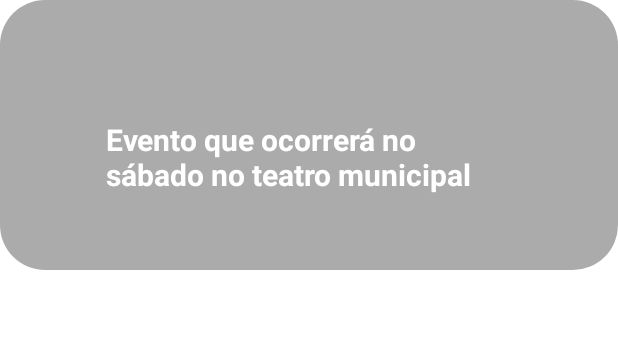
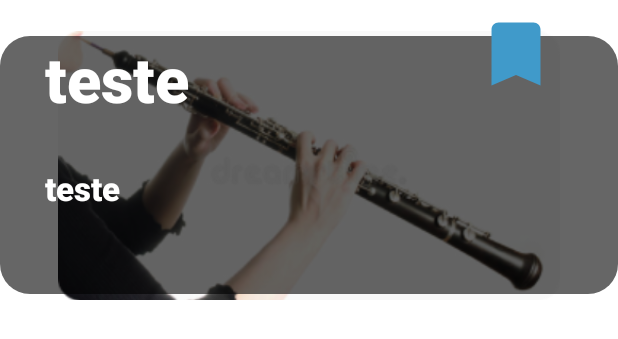
Before and after one commit to AndreSntos/KnowU, an Android app: the layout list_item.xml on its own in the app's theme, with its tools: preview values and no code run, on a phone screen of 412 x 824 dp. Shown: the top 339 px of the screen. Run offline under Robolectric (Android 15) with nearby library versions, the phone set to English and light mode, and no system bars.

Commit message:
Events Screen finished

```diff
--- a/Front End/app/src/main/AndroidManifest.xml
+++ b/Front End/app/src/main/AndroidManifest.xml
@@ -9,6 +9,9 @@
         android:roundIcon="@mipmap/ic_launcher_round"
         android:supportsRtl="true"
         android:theme="@style/Theme.Knowu">
+        <activity
+            android:name=".EventClickedActivity"
+            android:exported="true" />
         <activity
             android:name=".EventActivity"
             android:exported="true"
@@ -22,7 +25,7 @@
         <activity
             android:name=".SplashActivity"
             android:exported="true"
-            android:theme="@style/Theme.Design.NoActionBar"></activity>
+            android:theme="@style/Theme.Design.NoActionBar" />
     </application>
 
 </manifest>
--- a/Front End/app/src/main/java/com/example/knowu/Evento.kt
+++ b/Front End/app/src/main/java/com/example/knowu/Evento.kt
@@ -1,4 +1,6 @@
 package com.example.knowu
 
-class Evento(var titulo: String, var imagem: Int) {
+import android.graphics.drawable.Drawable
+
+class Evento(var titulo: String, var imagem: Int, var descricao: String) {
 }
--- a/Front End/app/src/main/java/com/example/knowu/ListAdapter.kt
+++ b/Front End/app/src/main/java/com/example/knowu/ListAdapter.kt
@@ -1,12 +1,16 @@
 package com.example.knowu
 
 import android.app.Activity
+import android.graphics.Color
+import android.graphics.drawable.Drawable
 import android.view.LayoutInflater
 import android.view.View
 import android.view.ViewGroup
 import android.widget.ArrayAdapter
 import android.widget.ImageView
 import android.widget.TextView
+import androidx.core.graphics.drawable.toDrawable
+import androidx.viewbinding.ViewBindings
 
 class ListAdapter(private val context: Activity, private val eventos: ArrayList<Evento>) :
     ArrayAdapter<Evento>(context, R.layout.list_item, eventos) {
@@ -18,9 +22,11 @@ class ListAdapter(private val context: Activity, private val eventos: ArrayList<
 
         val ivFundo: ImageView = view.findViewById(R.id.ivFundo)
         val tvTitulo: TextView = view.findViewById(R.id.tvTitulo)
+        val tvDescricao: TextView = view.findViewById(R.id.tvDescricao)
 
         ivFundo.setImageResource(eventos[position].imagem)
         tvTitulo.setText(eventos[position].titulo)
+        tvDescricao.setText(eventos[position].descricao)
 
 
         return view
--- /dev/null
+++ b/Front End/app/src/main/res/drawable/bookmark_vector_events.xml
@@ -0,0 +1,6 @@
+<vector android:height="56dp" android:tint="#409ACA"
+    android:viewportHeight="24" android:viewportWidth="24"
+    android:width="56dp" xmlns:android="http://schemas.android.com/apk/res/android">
+    <path android:fillColor="@color/black" android:pathData="M17,3H7c-1.1,0 -1.99,0.9 -1.99,2L5,21l7,-3 7,3V5c0,-1.1 -0.9,-2 -2,-2z"/>
+
+</vector>
--- a/Front End/app/src/main/res/drawable/rectangle_events_form.xml
+++ b/Front End/app/src/main/res/drawable/rectangle_events_form.xml
@@ -1,7 +1,7 @@
 <?xml version="1.0" encoding="utf-8"?>
 <shape xmlns:android="http://schemas.android.com/apk/res/android">
 
-    <solid android:color="#7A505050" />
-    <corners android:radius="30dp" />
+    <solid android:color="#99000000" />
+    <corners android:radius="20.3dp" />
 
 </shape>
--- a/Front End/app/src/main/res/layout/list_item.xml
+++ b/Front End/app/src/main/res/layout/list_item.xml
@@ -1,62 +1,107 @@
 <?xml version="1.0" encoding="utf-8"?>
-<LinearLayout xmlns:android="http://schemas.android.com/apk/res/android"
+<FrameLayout xmlns:android="http://schemas.android.com/apk/res/android"
+    xmlns:app="http://schemas.android.com/apk/res-auto"
     android:layout_width="match_parent"
-    android:layout_height="230dp"
+    android:layout_height="wrap_content"
     android:orientation="vertical">
+
 
     <LinearLayout
         android:layout_width="match_parent"
-        android:layout_height="200dp">
+        android:layout_height="220dp"
+        android:paddingTop="20dp">
 
 
         <FrameLayout
             android:layout_width="match_parent"
-            android:layout_height="wrap_content"
-            android:background="@drawable/rectangle_events_form">
-
-            <ImageView
-                android:layout_width="match_parent"
-                android:layout_height="180dp"
-                android:alpha="0.2"
-                android:id="@+id/ivFundo"/>
+            android:layout_height="180dp">
 
             <LinearLayout
                 android:layout_width="match_parent"
-                android:layout_height="match_parent"
-                android:paddingLeft="20dp"
-                android:layout_marginTop="10dp"
-                android:orientation="vertical">
+                android:layout_height="180dp">
 
-                <TextView
-                    android:layout_width="wrap_content"
-                    android:layout_height="wrap_content"
-                    android:id="@+id/tvTitulo"
-                    android:textColor="#FFFFFF"
-                    android:textSize="42sp"
-                    android:textStyle="bold" />
+                <com.google.android.material.imageview.ShapeableImageView
+                    android:id="@+id/ivFundo"
+                    android:layout_width="match_parent"
+                    android:layout_height="180dp"
+                    android:layout_marginTop="0.0015dp"
+                    android:adjustViewBounds="true"
+                    android:alpha="1"
+                    android:src="@drawable/music_background_events"
+                    app:shapeAppearanceOverlay="@style/roundImageView" />
+
             </LinearLayout>
-
 
             <LinearLayout
                 android:layout_width="match_parent"
-                android:layout_height="match_parent"
-                android:gravity="center"
+                android:layout_height="172.3dp"
+                android:layout_marginTop="4dp"
+                android:background="@drawable/rectangle_events_form"
                 android:orientation="vertical">
 
 
+                <LinearLayout
+                    android:layout_width="match_parent"
+                    android:layout_height="wrap_content">
+
+                    <TextView
+                        android:id="@+id/tvTitulo"
+                        android:layout_width="0dp"
+                        android:layout_height="wrap_content"
+                        android:layout_marginLeft="30dp"
+                        android:layout_weight="3"
+                        android:fontFamily="sans-serif-black"
+                        android:text="teste"
+                        android:textColor="#FFFFFF"
+                        android:textSize="42sp"
+                        android:textStyle="bold" />
+
+
+                    <LinearLayout
+                        android:layout_width="0dp"
+                        android:layout_height="wrap_content"
+                        android:layout_weight="1"
+                        android:paddingLeft="20dp">
+
+
+                    </LinearLayout>
+
+                </LinearLayout>
+
+
                 <TextView
-                    android:layout_width="270dp"
+                    android:id="@+id/tvDescricao"
+                    android:layout_width="match_parent"
                     android:layout_height="wrap_content"
-                    android:text="Evento que ocorrerá no sábado no teatro municipal"
+                    android:layout_marginLeft="30dp"
+                    android:layout_marginTop="30dp"
+                    android:fontFamily="sans-serif-medium"
+                    android:text="teste"
                     android:textColor="#FFFFFF"
-                    android:textSize="20sp"
-                    android:paddingTop="30dp"
+                    android:textSize="22sp"
                     android:textStyle="bold" />
 
             </LinearLayout>
+
 
         </FrameLayout>
 
     </LinearLayout>
 
-</LinearLayout>
+    <LinearLayout
+        android:layout_width="match_parent"
+        android:layout_height="wrap_content"
+        android:gravity="end"
+        android:orientation="vertical"
+        android:paddingRight="40dp"
+        android:paddingTop="8dp">
+
+        <ImageView
+            android:layout_width="wrap_content"
+            android:layout_height="wrap_content"
+            android:src="@drawable/bookmark_vector_events"
+            android:id="@+id/ivMarcador"/>
+
+    </LinearLayout>
+
+</FrameLayout>
--- a/Front End/app/src/main/res/values/themes.xml
+++ b/Front End/app/src/main/res/values/themes.xml
@@ -15,4 +15,9 @@
         <!-- item name="android:statusBarColor" tools:targetApi="l">?attr/colorPrimaryVariant</item -->
         <!-- Customize your theme here. -->
     </style>
+
+    <style name="roundImageView" parent="">
+        <item name="cornerFamily">rounded</item>
+        <item name="cornerSize">29dp</item>
+    </style>
 </resources>
```
Also changed, not shown: Front End/app/src/main/java/com/example/knowu/EventActivity.kt (+13 -3 lines), Front End/app/src/main/java/com/example/knowu/EventClickedActivity.kt (added, +11 -0 lines), Front End/app/src/main/res/layout/activity_event.xml (+4 -4 lines), Front End/app/src/main/res/layout/activity_event_clicked.xml (added, +9 -0 lines), Front End/app/src/main/res/drawable/music_background_events.png (renamed from Front End/app/src/main/res/drawable/events_background.png), Front End/app/src/main/res/drawable/park_background_events.png (added), Front End/app/src/main/res/drawable/shopping_background_events.png (added), Front End/app/src/main/res/drawable/soccer_background_events.png (added), Front End/app/src/main/res/mipmap-hdpi/ic_launcher.webp (deleted), Front End/app/src/main/res/mipmap-hdpi/ic_launcher_round.webp (deleted), 1 other file.
